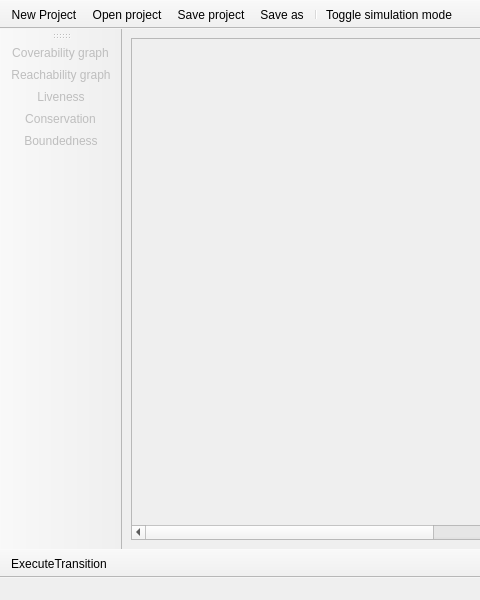
First picture: the form in mainwindow.ui, repository przemekblasiak/petri-net-simulator, before the edit; both pictures show x 0 to 480 and y 0 to 600 of the 916 by 600 pixel window.
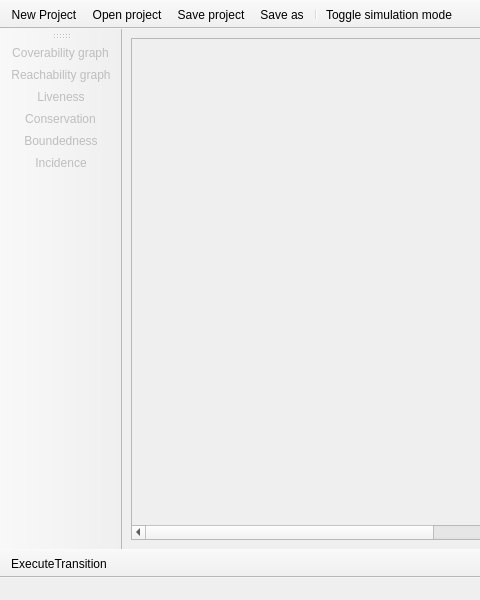
Second picture: the form after the edit. Icons and pictures are not drawn. Custom widgets are drawn as their Qt base class.

Commit message: Added incidence matrix generation functionality.

The edit to the form file:
```diff
--- a/mainwindow.ui
+++ b/mainwindow.ui
@@ -2,6 +2,9 @@
 <ui version="4.0">
  <class>MainWindow</class>
  <widget class="QMainWindow" name="MainWindow">
+  <property name="enabled">
+   <bool>true</bool>
+  </property>
   <property name="geometry">
    <rect>
     <x>0</x>
@@ -152,6 +155,7 @@
    <addaction name="actionLiveness"/>
    <addaction name="actionConservation"/>
    <addaction name="actionBoundedness"/>
+   <addaction name="actionIncidence"/>
   </widget>
   <action name="actionOpen_project">
    <property name="icon">
@@ -275,6 +279,14 @@
    </property>
    <property name="toolTip">
     <string>Generate boundedness report</string>
+    </property>
+    </action>
+  <action name="actionIncidence">
+   <property name="text">
+    <string>Incidence</string>
+   </property>
+   <property name="toolTip">
+    <string>Generate incidence matrix</string>
    </property>
   </action>
  </widget>
```
The commit also changes 7 other files.
